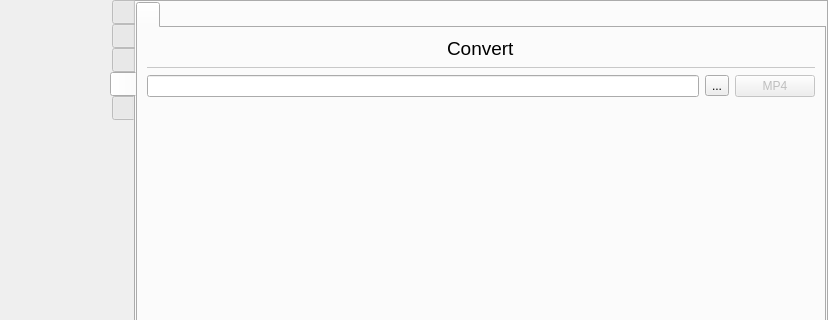
Qt form src/wayland/formMainWindow_wl.ui (rusbomber/vokoscreenNG) before a commit; both pictures show x 0 to 828 and y 0 to 320 of the 828 by 567 pixel window.
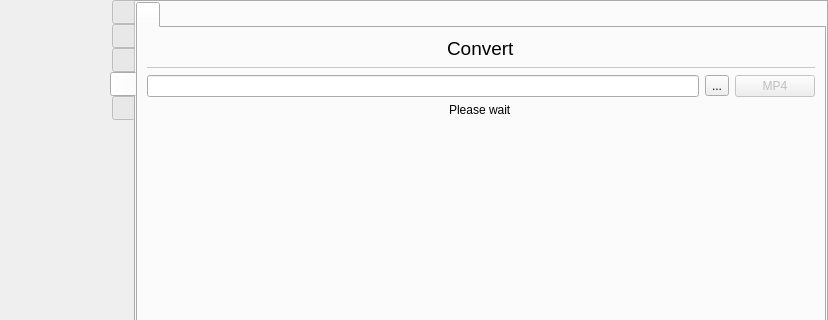
The same form after that commit. Icons and pictures are not drawn.

Commit message: Wayland: add tab convert

The edit to the form file:
```diff
--- a/src/wayland/formMainWindow_wl.ui
+++ b/src/wayland/formMainWindow_wl.ui
@@ -2909,6 +2909,8 @@
                </widget>
               </item>
               <item>
+               <layout class="QVBoxLayout" name="verticalLayout_24">
+                <item>
                <layout class="QHBoxLayout" name="horizontalLayout">
                 <item>
                  <widget class="QLineEdit" name="lineEditConvert">
@@ -2939,6 +2941,15 @@
                 </item>
                </layout>
               </item>
+                <item alignment="Qt::AlignHCenter">
+                 <widget class="QLabel" name="label_convert_MP4">
+                  <property name="text">
+                   <string>Please wait</string>
+                  </property>
+                 </widget>
+                </item>
+               </layout>
+              </item>
               <item>
                <spacer name="verticalSpacer_11">
                 <property name="orientation">
```
Left out of the diff: 2 changed lines with no effect on the pictures. Lines whose indentation alone changed are shown as unchanged. The commit also changes 1 other file.
